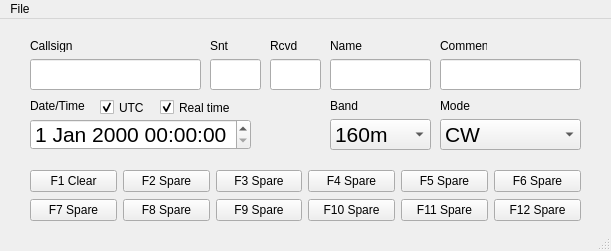
ut8uu/U2.Suite.Python, file Sources/U2.Suite/logger/ui/LoggerMainWindow.ui: the form before one commit.
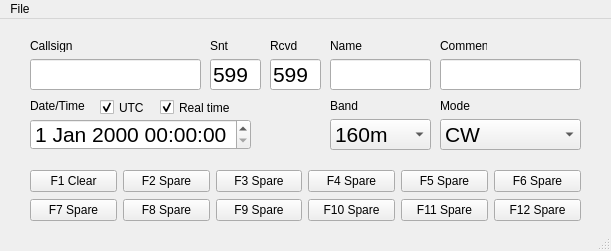
The form after the commit.

Patch:
```diff
--- a/Sources/U2.Suite/logger/ui/LoggerMainWindow.ui
+++ b/Sources/U2.Suite/logger/ui/LoggerMainWindow.ui
@@ -73,7 +73,7 @@
      </font>
     </property>
     <property name="text">
-     <string/>
+     <string>599</string>
     </property>
    </widget>
    <widget class="QLabel" name="lblRcvd">
@@ -104,7 +104,7 @@
      </font>
     </property>
     <property name="text">
-     <string/>
+     <string>599</string>
     </property>
    </widget>
    <widget class="QLabel" name="lblName">
```
Left out of the diff: 39 changed lines with no effect on the pictures.
